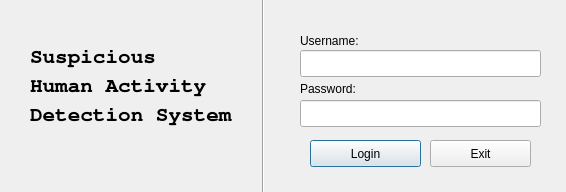
Old version of the form login.ui in the repository fariskonnakkadan/suspicious_activity_detection.
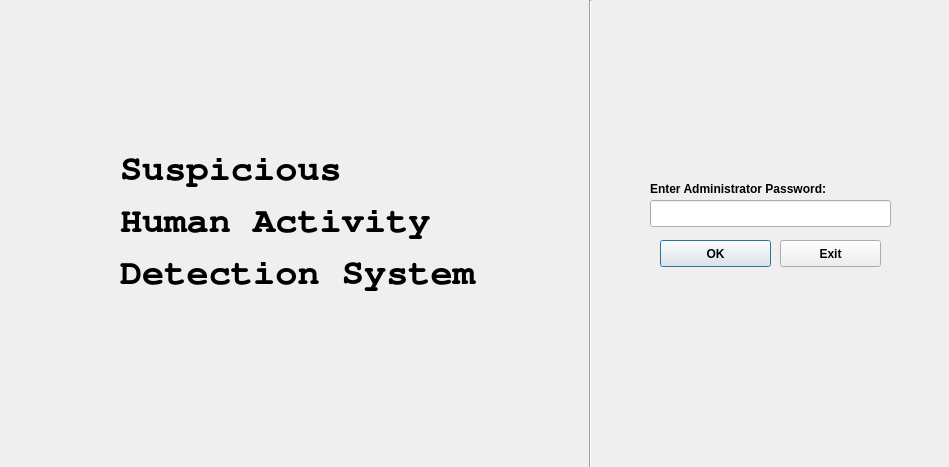
New version of the form.

What changed in the file:
```diff
--- a/login.ui
+++ b/login.ui
@@ -6,20 +6,20 @@
    <rect>
     <x>0</x>
     <y>0</y>
-    <width>566</width>
-    <height>192</height>
+    <width>949</width>
+    <height>467</height>
    </rect>
   </property>
   <property name="minimumSize">
    <size>
-    <width>566</width>
-    <height>192</height>
+    <width>949</width>
+    <height>467</height>
    </size>
   </property>
   <property name="maximumSize">
    <size>
-    <width>566</width>
-    <height>192</height>
+    <width>949</width>
+    <height>467</height>
    </size>
   </property>
   <property name="windowTitle">
@@ -34,31 +34,27 @@
   <widget class="QPushButton" name="login">
    <property name="geometry">
     <rect>
-     <x>310</x>
-     <y>140</y>
+     <x>660</x>
+     <y>240</y>
      <width>111</width>
      <height>27</height>
     </rect>
    </property>
-   <property name="text">
-    <string>Login</string>
+   <property name="font">
+    <font>
+     <weight>75</weight>
+     <bold>true</bold>
+    </font>
    </property>
-  </widget>
-  <widget class="QLineEdit" name="username">
-   <property name="geometry">
-    <rect>
-     <x>300</x>
-     <y>50</y>
-     <width>241</width>
-     <height>27</height>
-    </rect>
+   <property name="text">
+    <string>OK</string>
    </property>
   </widget>
   <widget class="QLineEdit" name="password">
    <property name="geometry">
     <rect>
-     <x>300</x>
-     <y>100</y>
+     <x>650</x>
+     <y>200</y>
      <width>241</width>
      <height>27</height>
     </rect>
@@ -76,42 +72,35 @@
   <widget class="QLabel" name="label">
    <property name="geometry">
     <rect>
-     <x>300</x>
-     <y>80</y>
-     <width>81</width>
+     <x>650</x>
+     <y>180</y>
+     <width>231</width>
      <height>17</height>
     </rect>
    </property>
-   <property name="text">
-    <string>Password:</string>
+   <property name="font">
+    <font>
+     <weight>75</weight>
+     <bold>true</bold>
+    </font>
    </property>
-  </widget>
-  <widget class="QLabel" name="label_2">
-   <property name="geometry">
-    <rect>
-     <x>300</x>
-     <y>30</y>
-     <width>81</width>
-     <height>21</height>
-    </rect>
-   </property>
    <property name="text">
-    <string>Username:</string>
+    <string>Enter Administrator Password:</string>
    </property>
   </widget>
   <widget class="QLabel" name="label_3">
    <property name="geometry">
     <rect>
-     <x>30</x>
-     <y>40</y>
-     <width>251</width>
-     <height>91</height>
+     <x>120</x>
+     <y>150</y>
+     <width>381</width>
+     <height>141</height>
     </rect>
    </property>
    <property name="font">
     <font>
      <family>Nimbus Mono L</family>
-     <pointsize>16</pointsize>
+     <pointsize>28</pointsize>
      <weight>75</weight>
      <bold>true</bold>
     </font>
@@ -125,12 +114,18 @@
   <widget class="QPushButton" name="exitLogin">
    <property name="geometry">
     <rect>
-     <x>430</x>
-     <y>140</y>
+     <x>780</x>
+     <y>240</y>
      <width>101</width>
      <height>27</height>
     </rect>
    </property>
+   <property name="font">
+    <font>
+     <weight>75</weight>
+     <bold>true</bold>
+    </font>
+   </property>
    <property name="text">
     <string>Exit</string>
    </property>
@@ -138,10 +133,10 @@
   <widget class="Line" name="line">
    <property name="geometry">
     <rect>
-     <x>253</x>
-     <y>-10</y>
+     <x>580</x>
+     <y>0</y>
      <width>20</width>
-     <height>211</height>
+     <height>471</height>
     </rect>
    </property>
    <property name="orientation">
```
